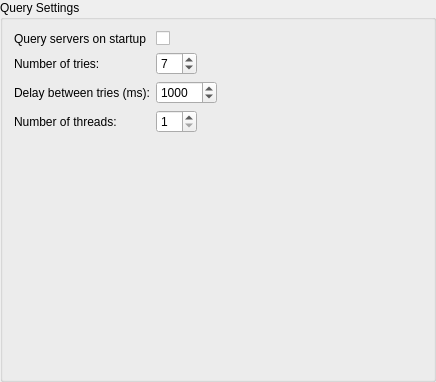
Above: src/gui/cfgQuery.ui from Destroyerrrocket/doomseeker-unofficial before the change. Below: the same form after it.
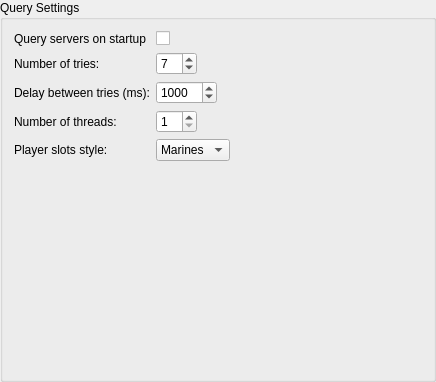
That is the form after the change.

Commit message: - Optimized the png images where possible.  This took about 100k off the binary. - Added "slot styles".  You can now pick between IDE style marines (default) or SSB style blocks.  Requires a restart of Doomseeker in order to take effect.

Patch:
```diff
--- a/src/gui/cfgQuery.ui
+++ b/src/gui/cfgQuery.ui
@@ -103,6 +103,27 @@
      </property>
     </widget>
    </item>
+   <item row="5" column="0">
+    <widget class="QLabel" name="label_5">
+     <property name="text">
+      <string>Player slots style:</string>
+     </property>
+    </widget>
+   </item>
+   <item row="5" column="1">
+    <widget class="QComboBox" name="slotStyle">
+     <item>
+      <property name="text">
+       <string>Marines</string>
+      </property>
+     </item>
+     <item>
+      <property name="text">
+       <string>Blocks</string>
+      </property>
+     </item>
+    </widget>
+   </item>
   </layout>
  </widget>
  <resources/>
```
The commit also changes 46 other files.
